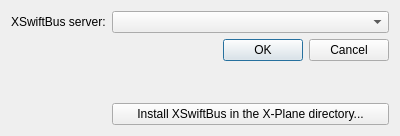
Above: src/plugins/simulator/xplaneconfig/simulatorxplaneconfigwindow.ui from swift-project/pilotclient before the change. Below: the same form after it.
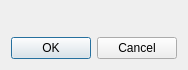
That is the form after the change. Custom widgets are drawn as their Qt base class.

Commit message: Ref T125, X-Plane config now only XSwiftBus settings, no longer installation

What changed in the file:
```diff
--- a/src/plugins/simulator/xplaneconfig/simulatorxplaneconfigwindow.ui
+++ b/src/plugins/simulator/xplaneconfig/simulatorxplaneconfigwindow.ui
@@ -6,32 +6,15 @@
    <rect>
     <x>0</x>
     <y>0</y>
-    <width>400</width>
-    <height>136</height>
+    <width>184</width>
+    <height>66</height>
    </rect>
   </property>
   <property name="windowTitle">
    <string>X-Plane plugin settings</string>
   </property>
-  <layout class="QGridLayout" name="gridLayout">
-   <item row="0" column="1">
-    <widget class="QComboBox" name="cp_XSwiftBusServer"/>
-   </item>
-   <item row="0" column="0">
-    <widget class="QLabel" name="lbl_XSwiftBusServer">
-     <property name="text">
-      <string>XSwiftBus server:</string>
-     </property>
-    </widget>
-   </item>
-   <item row="3" column="1">
-    <widget class="QPushButton" name="pb_InstallXSwiftBus">
-     <property name="text">
-      <string>Install XSwiftBus in the X-Plane directory...</string>
-     </property>
-    </widget>
-   </item>
-   <item row="1" column="1">
+  <layout class="QGridLayout" name="gl_ConfigWindow">
+   <item row="1" column="0">
     <widget class="QDialogButtonBox" name="bb_OkCancel">
      <property name="standardButtons">
       <set>QDialogButtonBox::Cancel|QDialogButtonBox::Ok</set>
@@ -41,21 +24,26 @@
      </property>
     </widget>
    </item>
-   <item row="2" column="1">
-    <spacer name="verticalSpacer">
-     <property name="orientation">
-      <enum>Qt::Vertical</enum>
-     </property>
-     <property name="sizeHint" stdset="0">
+   <item row="0" column="0">
+    <widget class="BlackGui::Components::CSettingsXSwiftBusComponent" name="comp_SettingsXSwiftBus">
+     <property name="minimumSize">
       <size>
-       <width>20</width>
-       <height>40</height>
+       <width>0</width>
+       <height>20</height>
       </size>
      </property>
-    </spacer>
+    </widget>
    </item>
   </layout>
  </widget>
+ <customwidgets>
+  <customwidget>
+   <class>BlackGui::Components::CSettingsXSwiftBusComponent</class>
+   <extends>QFrame</extends>
+   <header>blackgui/components/settingsxswiftbuscomponent.h</header>
+   <container>1</container>
+  </customwidget>
+ </customwidgets>
  <resources/>
  <connections/>
 </ui>
```
The commit also changes 3 other files.
